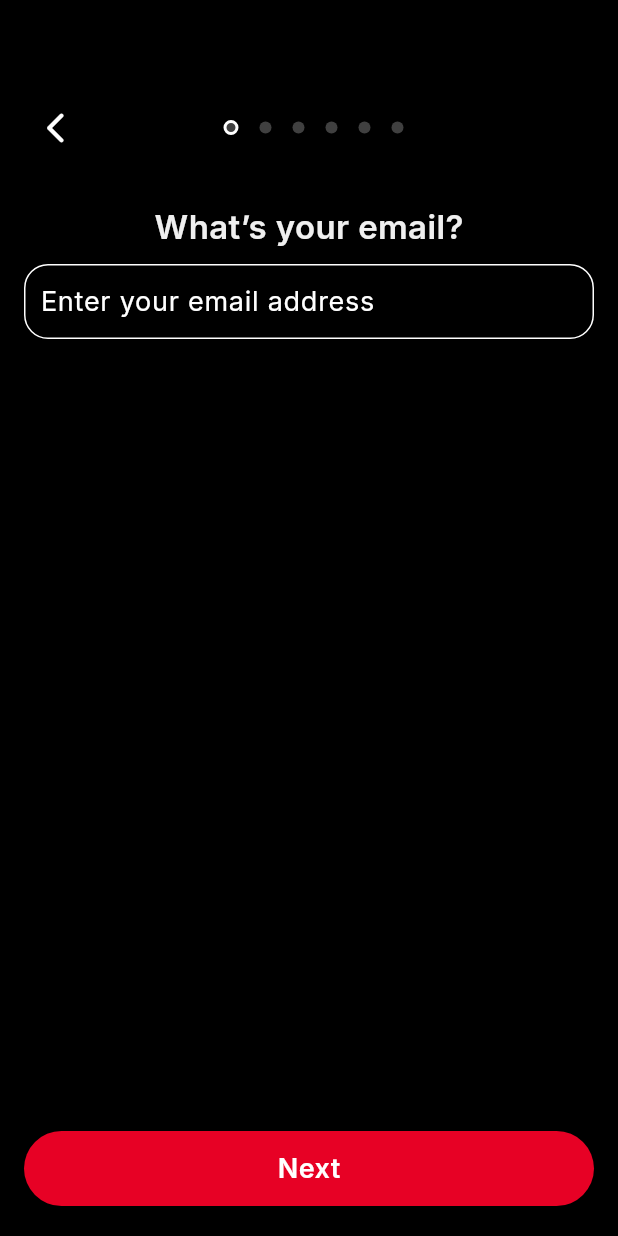
After one commit to lyGrace2003/pinterest_clone, a Flutter app: the screen it shows after launch, scrolled down 41 dp, after a tap on "Sign up", on a phone screen of 412 x 824 dp. The commit adds this screen. Run offline on Flutter 3.47's test engine with Material 3 defaults, Android fonts, the phone set to English and light mode, and no system bars; our stand-ins replace flutter_svg, google_fonts.

Commit message:
added some widgets for pages in sign-up

```diff
--- a/lib/main.dart
+++ b/lib/main.dart
@@ -1,6 +1,9 @@
 import 'package:flutter/material.dart';
-import 'package:pinterest_clone/screens/locations.dart';
+import 'package:pinterest_clone/screens/log-in/sign-up/landing_page.dart';
+import 'package:pinterest_clone/screens/log-in/sign-up/sign-up-details/birthday.dart';
+import 'package:pinterest_clone/screens/log-in/sign-up/sign-up-details/email.dart';
 import 'package:pinterest_clone/screens/main_screens/search_page.dart';
+import 'package:pinterest_clone/screens/main_screens/home_page.dart';
 
 void main() {
   runApp(const MyApp());
@@ -17,7 +20,7 @@ class MyApp extends StatelessWidget {
         primaryColor: const Color(0xFFFCFCFC),
       ),
       //home: const TestPage(),
-      home: const SearchPage(),
+      home: const LandingPage(),
     );
   }
 }
--- a/lib/models/country_state_models.dart
+++ b/lib/models/country_state_models.dart
@@ -1,7 +1,3 @@
-// To parse this JSON data, do
-//
-//     final countryStateModel = countryStateModelFromJson(jsonString);
-
 import 'dart:convert';
 
 CountryStateModel countryStateModelFromJson(String str) => CountryStateModel.fromJson(json.decode(str));
--- a/lib/screens/log-in/sign-up/landing_page.dart
+++ b/lib/screens/log-in/sign-up/landing_page.dart
@@ -1,9 +1,12 @@
+import 'package:flutter/cupertino.dart';
 import 'package:flutter/material.dart';
 import 'package:flutter/widgets.dart';
 import 'package:google_fonts/google_fonts.dart';
+import 'package:pinterest_clone/screens/log-in/sign-up/sign-up-details/email.dart';
 import 'package:pinterest_clone/widgets/buttons.dart';
 import '../../../widgets/log_in_widgets.dart';
 import 'log-in_page.dart';
+import 'sign-up_page.dart';
 
 
 class LandingPage extends StatefulWidget {
@@ -103,13 +106,20 @@ class _LandingPageState extends State<LandingPage> {
                           ),
                         ),
                         const SizedBox(height: 30,),
-                        const ButtonWidget(text: 'Sign up', textColor: 'white', buttonColor: 'red'),
+                        GestureDetector(
+                          onTap: (){
+                             Navigator.push(
+                              context,
+                              MaterialPageRoute(builder: (context) => const SignUpEmail()),
+                            );
+                          },
+                          child: const LandingPageButtonWidget(text: 'Sign up', textColor: 'white', buttonColor: 'red')),
                         const SizedBox(height: 6,),
                         GestureDetector(
                           onTap: (){
                             _bottomSheet(context);
                           },
-                          child: const ButtonWidget(text: 'Log in', textColor: 'black', buttonColor: 'white')),
+                          child: const LandingPageButtonWidget(text: 'Log in', textColor: 'black', buttonColor: 'white')),
                         const SizedBox(height: 15,),
                         SizedBox(
                           width: 380,
--- a/lib/screens/log-in/sign-up/log-in_page.dart
+++ b/lib/screens/log-in/sign-up/log-in_page.dart
@@ -1,5 +1,4 @@
 import 'package:flutter/material.dart';
-import 'package:flutter/widgets.dart';
 import 'package:google_fonts/google_fonts.dart';
 import 'package:pinterest_clone/widgets/search_bar.dart';
 
--- /dev/null
+++ b/lib/screens/log-in/sign-up/sign-up-details/email.dart
@@ -0,0 +1,70 @@
+import 'package:flutter/material.dart';
+import 'package:google_fonts/google_fonts.dart';
+import 'package:pinterest_clone/screens/log-in/sign-up/sign-up-details/password.dart';
+
+import '../../../../widgets/buttons.dart';
+import '../../../../widgets/sign-up_navigation.dart';
+
+class SignUpEmail extends StatefulWidget {
+  const SignUpEmail({super.key});
+
+  @override
+  State<SignUpEmail> createState() => _SignUpEmailState();
+}
+
+class _SignUpEmailState extends State<SignUpEmail> {
+   @override
+  Widget build(BuildContext context) {
+    return SafeArea(
+      child: Scaffold(
+        backgroundColor: const Color(0xFF000000),
+        body: Column(
+          children: [
+            const SizedBox(height: 50,),
+            const SignUpNavigator(selectedIndex: 0),
+            const SizedBox(height: 35,),
+            Text(
+                'What’s your email?',
+                style: GoogleFonts.inter(
+                  color: const Color(0xFFEFEFEF),
+                  fontSize: 22,
+                  fontWeight: FontWeight.w600,
+                  ),
+                ),
+            const SizedBox(height: 10,),
+            Container(
+                    width: 380,
+                    height: 50,
+                    decoration: BoxDecoration(
+                      borderRadius: BorderRadius.circular(16),
+                      border: Border.all(width: 1, color: const Color(0xFFFFFFFF))
+                    ),
+                    child: Padding(
+                      padding: const EdgeInsets.fromLTRB(10, 0, 10, 0),
+                      child: TextField(
+                        style: GoogleFonts.inter(
+                          color: const Color(0xFFFFFFFF),
+                          fontSize: 18,
+                          fontWeight: FontWeight.w400,
+                        ),
+                        decoration: InputDecoration(
+                          hintText: 'Enter your email address',
+                          hintStyle: GoogleFonts.inter(
+                            color: const Color(0xFFFFFFFF),
+                            fontSize: 18,
+                            fontWeight: FontWeight.w400,
+                          ),
+                          border: InputBorder.none,
+                        ),
+                      ),
+                    )
+                  ),
+            const Spacer(),
+            const ButtonWidget(text: 'Next', textColor: 'white', buttonColor: 'red', nextPage: SignUpPassword()),
+            const SizedBox(height: 20,),
+          ],
+        ),
+      ),
+    );
+  }
+}
--- a/lib/widgets/buttons.dart
+++ b/lib/widgets/buttons.dart
@@ -1,19 +1,72 @@
 import 'package:flutter/material.dart';
-import 'package:flutter_svg/flutter_svg.dart';
 import 'package:google_fonts/google_fonts.dart';
 
 class ButtonWidget extends StatefulWidget {
   final String text;
   final String textColor;
   final String buttonColor;
+  final Widget nextPage;
 
-  const ButtonWidget({super.key, required this.text, required this.textColor, required this.buttonColor});
+  const ButtonWidget({super.key, required this.text, required this.textColor, required this.buttonColor, required this.nextPage});
 
   @override
   State<ButtonWidget> createState() => _ButtonWidgetState();
 }
 
 class _ButtonWidgetState extends State<ButtonWidget> {
+  late Color _textColor;
+  late Color _buttonColor;
+  @override
+  void initState() {
+    super.initState();
+    _buttonColor = widget.buttonColor == 'red' ? const Color(0xFFE70125) : const Color(0xFFFFFFFF);
+    _textColor = widget.textColor == 'black' ? const Color(0xFF000000) : const Color(0xFFFFFFFF);
+  }
+
+  @override
+  Widget build(BuildContext context) {
+    return GestureDetector(
+      onTap: () {
+         Navigator.push(
+          context,
+          MaterialPageRoute(builder: (context) => widget.nextPage),
+        );
+      },
+      child: Container(
+        width: 380,
+        height: 50,
+        decoration: BoxDecoration(
+          borderRadius: BorderRadius.circular(30),
+          color: _buttonColor,
+        ),
+        child: Center(
+          child: Text(
+            widget.text,
+            style: GoogleFonts.inter(
+              color: _textColor,
+              fontSize: 18,
+              fontWeight: FontWeight.w600,
+            ),
+          ),
+        ),
+      ),
+    );
+  }
+}
+
+
+class LandingPageButtonWidget extends StatefulWidget {
+  final String text;
+  final String textColor;
+  final String buttonColor;
+
+  const LandingPageButtonWidget({super.key, required this.text, required this.textColor, required this.buttonColor});
+
+  @override
+  State<LandingPageButtonWidget> createState() => _LandingPageButtonWidgetState();
+}
+
+class _LandingPageButtonWidgetState extends State<LandingPageButtonWidget> {
   late Color _textColor;
   late Color _buttonColor;
   @override
--- /dev/null
+++ b/lib/widgets/sign-up_navigation.dart
@@ -0,0 +1,104 @@
+import 'package:flutter/material.dart';
+import 'package:flutter/widgets.dart';
+import 'package:pinterest_clone/screens/log-in/sign-up/landing_page.dart';
+
+import '../screens/log-in/sign-up/log-in_page.dart';
+import '../screens/log-in/sign-up/sign-up-details/birthday.dart';
+import '../screens/log-in/sign-up/sign-up-details/email.dart';
+import '../screens/log-in/sign-up/sign-up-details/gender.dart';
+import '../screens/log-in/sign-up/sign-up-details/locations.dart';
+import '../screens/log-in/sign-up/sign-up-details/password.dart';
+
+class SignUpNavigator extends StatefulWidget {
+  const SignUpNavigator({Key? key, required this.selectedIndex}) : super(key: key);
+
+  final int selectedIndex;
+
+  @override
+  State<SignUpNavigator> createState() => _SignUpNavigatorState();
+}
+
+class _SignUpNavigatorState extends State<SignUpNavigator> {
+  @override
+  Widget build(BuildContext context) {
+    return SizedBox(
+      width: MediaQuery.of(context).size.width,
+      height: 50,
+      child: Padding(
+        padding: const EdgeInsets.fromLTRB(25, 20, 25, 0),
+        child: Row(
+          children: [
+            GestureDetector(
+              onTap: () {
+                switch(widget.selectedIndex){
+                  case 0:
+                          Navigator.push(context, MaterialPageRoute(builder: (context) => const LandingPage()));
+                          break;
+                        case 1:
+                          Navigator.push(context, MaterialPageRoute(builder: (context) => const SignUpEmail()));
+                          break;
+                        case 2:
+                          Navigator.push(context, MaterialPageRoute(builder: (context) => const SignUpPassword()));
+                          break;
+                        case 3:
+                          Navigator.push(context, MaterialPageRoute(builder: (context) => const SignUpBirthday()));
+                          break;
+                        case 4:
+                          Navigator.push(context, MaterialPageRoute(builder: (context) => const SignUpGender()));
+                          break;
+                        case 5:
+                          Navigator.push(context, MaterialPageRoute(builder: (context) => const SignUpLocations()));
+                          break;
+                }
+              },
+              child: const Icon(
+                Icons.arrow_back_ios_new_rounded,
+                size: 24,
+                color: Color(0xFFFFFFFF),
+              ),
+            ),
+            const SizedBox(width: 100,),
+            SizedBox(
+              width: 120,
+              height: 10,
+              child: Row(
+                children: List.generate(6, (index) {
+                  return _isSelected(index == widget.selectedIndex, index);
+                }),
+              ),
+            ),
+          ],
+        ),
+      ),
+    );
+  }
+}
+
+Widget _isSelected(bool isSelected, int index) {
+  if (index == 5) {
+    return Container(
+      width: isSelected ? 10 : 8,
+      height: isSelected ? 10 : 8,
+      decoration: BoxDecoration(
+        borderRadius: BorderRadius.circular(100),
+        border: isSelected ? Border.all(color: const Color(0xFFFFFFFF), width: 2) : null,
+        color: const Color(0xFF404040),
+      ),
+    );
+  } else {
+    return Row(
+      children: [
+        Container(
+          width: isSelected ? 10 : 8,
+          height: isSelected ? 10 : 8,
+          decoration: BoxDecoration(
+            borderRadius: BorderRadius.circular(100),
+            border: isSelected ? Border.all(color: const Color(0xFFFFFFFF), width: 2) : null,
+            color: const Color(0xFF404040),
+          ),
+        ),
+        const SizedBox(width: 14,)
+      ],
+    );
+  }
+}
```
Also changed, not shown: lib/screens/log-in/sign-up/sign-up-details/birthday.dart (added, +61 -0 lines), lib/screens/log-in/sign-up/sign-up-details/gender.dart (added, +30 -0 lines), lib/screens/log-in/sign-up/sign-up-details/locations.dart (renamed from lib/screens/locations.dart, +10 -8 lines), lib/screens/log-in/sign-up/sign-up-details/password.dart (added, +61 -0 lines), lib/screens/log-in/sign-up/sign-up_page.dart (added, +15 -0 lines), lib/screens/main_screens/search_page.dart (+25 -48 lines).
